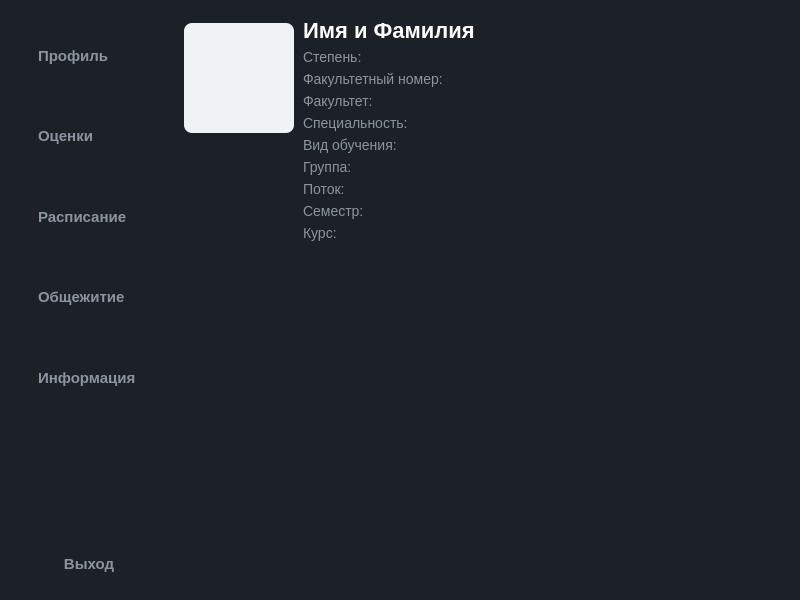
Old version of the form frontend/dashboardwindow.ui in the repository fomzzer/UniApp.
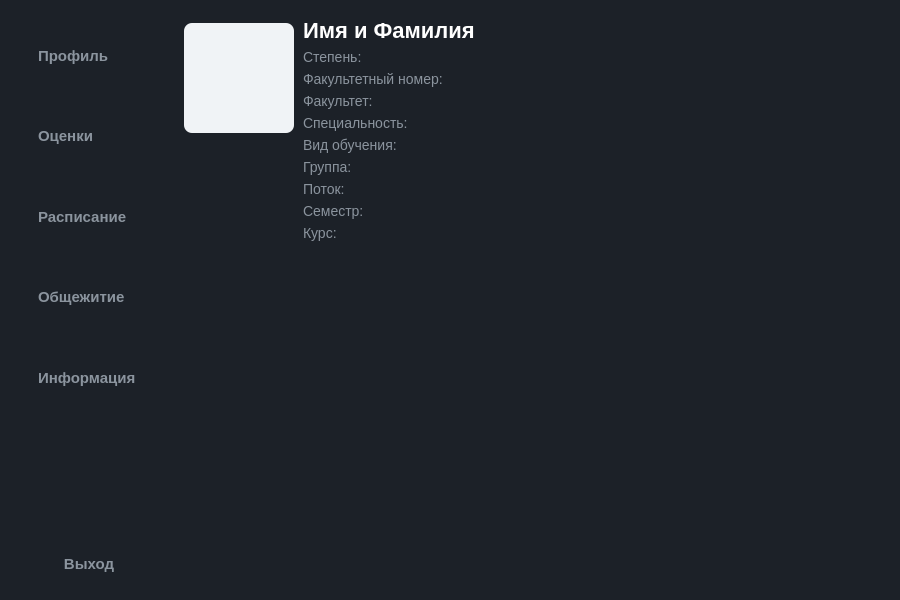
New version of the form. Icons and pictures are not drawn.

Patch:
```diff
--- a/frontend/dashboardwindow.ui
+++ b/frontend/dashboardwindow.ui
@@ -6,7 +6,7 @@
    <rect>
     <x>0</x>
     <y>0</y>
-    <width>800</width>
+    <width>900</width>
     <height>600</height>
    </rect>
   </property>
```
